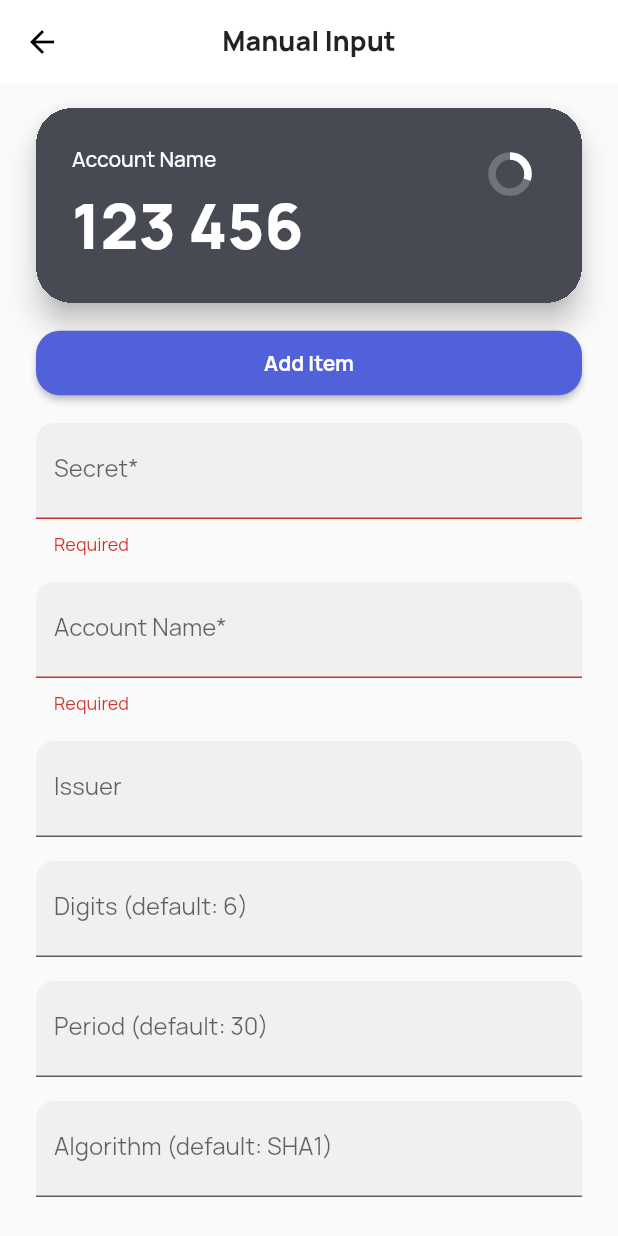
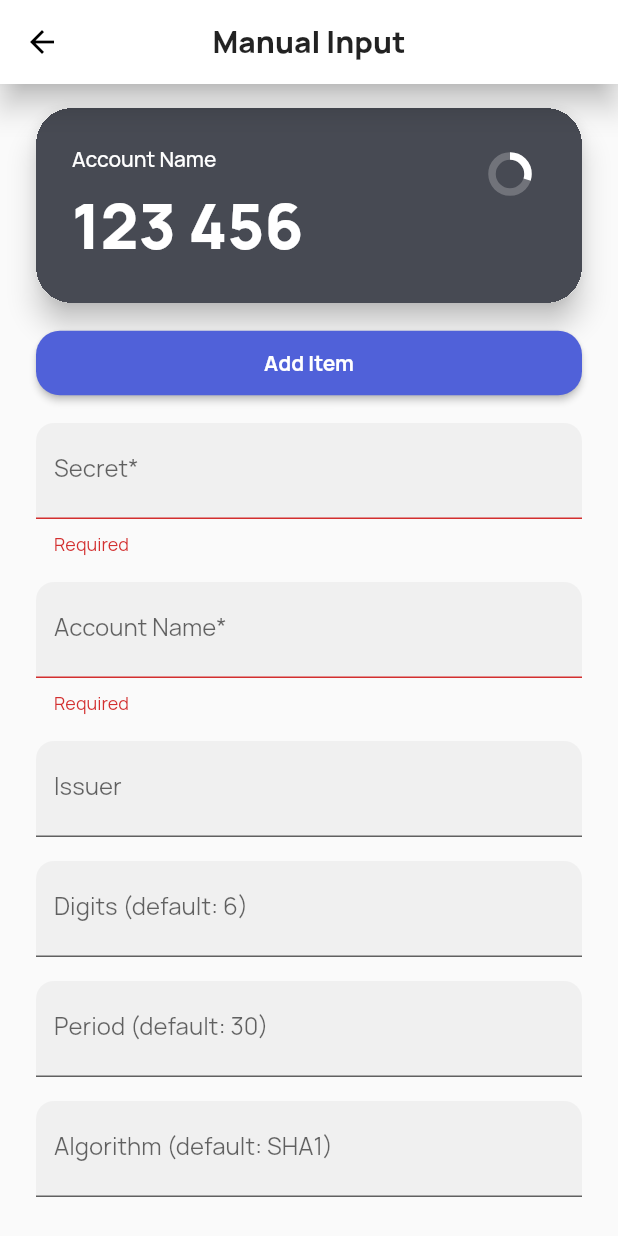
Before and after one commit to AutinMitra/2tp, a Flutter app: the AdvancedTOTPPage screen opened by its route, after a tap on "Add Item", on a phone screen of 412 x 824 dp. Run offline on Flutter 3.47's test engine with Material 2 defaults, Android fonts, the phone set to English and light mode, and no system bars; drawn by our look-alikes of oktoast; our stand-ins replace bloc, equatable, flutter_bloc, flutter_secure_storage, shared_preferences; missing offline and left inert: base32, qr_code_scanner; accounts and stored records are empty.

Commit message:
Slight UI tweaks - save workspace

```diff
--- a/lib/screens/advanced_totp.dart
+++ b/lib/screens/advanced_totp.dart
@@ -12,6 +12,7 @@ import 'package:twotp/components/text_fields.dart';
 import 'package:twotp/components/toast.dart';
 import 'package:twotp/theme/palette.dart';
 import 'package:twotp/theme/text_styles.dart';
+import 'package:twotp/theme/values.dart';
 import 'package:twotp/totp/totp.dart';
 import 'package:uuid/uuid.dart';
 
@@ -35,8 +36,7 @@ class _AdvancedTOTPPageState extends State<AdvancedTOTPPage> {
 
   void addItem(BuildContext context) {
     // ignore: close_sinks
-    final TOTPBloc totpBloc =
-    BlocProvider.of<TOTPBloc>(context);
+    final TOTPBloc totpBloc = BlocProvider.of<TOTPBloc>(context);
 
     if (_formKey.currentState.validate()) {
       var secret = _validateString(_secretController.text);
@@ -58,10 +58,14 @@ class _AdvancedTOTPPageState extends State<AdvancedTOTPPage> {
         Navigator.pushNamedAndRemoveUntil(
             context, "/", (r) => false);
         showToastWidget(ToastMessage(message: "Added!"),
-            position: ToastPosition.bottom);
+          position: ToastPosition.bottom,
+          duration: Values.toastDuration
+        );
       } else {
         showToastWidget(ToastMessage(message: "Already Exists!"),
-            position: ToastPosition.bottom);
+          position: ToastPosition.bottom,
+          duration: Values.toastDuration
+        );
       }
     }
   }
@@ -122,6 +126,7 @@ class _AdvancedTOTPPageState extends State<AdvancedTOTPPage> {
     ));
     return Scaffold(
       appBar: AppBar(
+        elevation: 8.0,
         centerTitle: true,
         backgroundColor: Theme
             .of(context)
--- a/lib/theme/text_styles.dart
+++ b/lib/theme/text_styles.dart
@@ -2,11 +2,12 @@ import 'package:flutter/material.dart';
 import 'package:twotp/theme/palette.dart';
 
 class TextStyles {
-  static var appBarTitle = TextStyle(fontSize: 18, fontWeight: FontWeight.w900);
+  static var appBarTitle = TextStyle(fontSize: 20, fontWeight: FontWeight.w900);
   static var largeAppBarTitle = TextStyle(fontSize: 24, fontWeight: FontWeight.w900);
   static var bodyInfoH1 = TextStyle(fontSize: 36, fontWeight: FontWeight.w700);
   static var bodyInfoH2 = TextStyle(fontSize: 18, fontWeight: FontWeight.w500);
   static var buttonText = TextStyle(fontSize: 14, fontWeight: FontWeight.w700);
   static var toastText = TextStyle(fontSize: 14, fontWeight: FontWeight.w600);
   static var addItemButtonText = TextStyle(color: Palette.primary, fontWeight: FontWeight.w700);
+  static var settingsHeader = TextStyle(fontSize: 18, fontWeight: FontWeight.w700);
 }
--- a/lib/theme/values.dart
+++ b/lib/theme/values.dart
@@ -1,3 +1,4 @@
 class Values {
   static double navbarHeight = 52;
+  static Duration toastDuration = new Duration(seconds: 1);
 }
```
Also changed, not shown: lib/components/cards.dart (+8 -0 lines), lib/screens/edit_item.dart (+8 -3 lines), lib/screens/qr_scan.dart (+8 -3 lines), lib/screens/settings.dart (+17 -0 lines), pubspec.yaml (+10 -0 lines), fonts/JetBrainsMono-Bold-Italic.ttf (added), fonts/JetBrainsMono-Bold.ttf (added), fonts/JetBrainsMono-ExtraBold-Italic.ttf (added), fonts/JetBrainsMono-ExtraBold.ttf (added), fonts/JetBrainsMono-Italic.ttf (added), fonts/JetBrainsMono-Medium-Italic.ttf (added), fonts/JetBrainsMono-Medium.ttf (added), fonts/JetBrainsMono-Regular.ttf (added).
